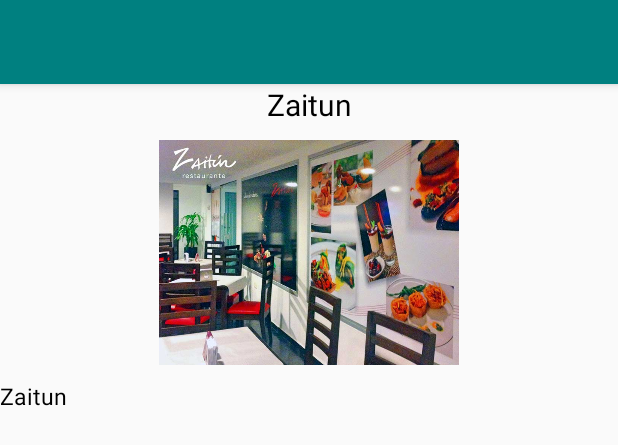
After one commit to HAMH96/SincelejoTour, an Android app: the layout activity_info.xml on its own in the app's theme, with its tools: preview values and no code run, on a phone screen of 412 x 824 dp. The commit adds this screen. Shown: the top 445 px of the screen. Run offline under Robolectric (Android 15) with nearby library versions, the phone set to English and light mode, and no system bars.

Commit message:
- Item checking in Navigation Drawer - Info in list items added - Place Info activity added (full content missing)

```diff
--- a/app/src/main/AndroidManifest.xml
+++ b/app/src/main/AndroidManifest.xml
@@ -59,6 +59,10 @@
             android:name=".RestaurantsActivity"
             android:theme="@style/AppTheme.NoActionBar">
         </activity>
+        <activity
+            android:name=".InfoActivity"
+            android:theme="@style/AppTheme.NoActionBar">
+        </activity>
     </application>
 
 </manifest>
--- a/app/src/main/java/com/example/humor/sincelejotour/MainActivity.java
+++ b/app/src/main/java/com/example/humor/sincelejotour/MainActivity.java
@@ -18,6 +18,8 @@ public class MainActivity extends DrawerActivity {
         super.onCreate(savedInstanceState);
         data = getIntent().getExtras();
         setContentView(R.layout.activity_main);
+        MenuItem item = navigationView.getMenu().getItem(0);
+        item.setChecked(true);
         //username = data.getString("username");
         //email = data.getString("email");
 }
--- a/app/src/main/java/com/example/humor/sincelejotour/ProfileActivity.java
+++ b/app/src/main/java/com/example/humor/sincelejotour/ProfileActivity.java
@@ -30,6 +30,9 @@ public class ProfileActivity extends DrawerActivity {
         //email = data.getString("correo");
         userI.setText(username);
         emailI.setText(email);
+        getSupportActionBar().setTitle(R.string.miPerfil);
+        MenuItem item = navigationView.getMenu().getItem(4);
+        item.setChecked(true);
     }
 
     /*@Override
@@ -94,7 +97,6 @@ public class ProfileActivity extends DrawerActivity {
         // Handle navigation view item clicks here.
 
         int id = item.getItemId();
-
         Intent intent;
         switch(id){
             case R.id.nav_bars:
--- /dev/null
+++ b/app/src/main/res/layout/activity_info.xml
@@ -0,0 +1,48 @@
+<?xml version="1.0" encoding="utf-8"?>
+<LinearLayout xmlns:android="http://schemas.android.com/apk/res/android"
+    xmlns:tools="http://schemas.android.com/tools"
+    xmlns:app="http://schemas.android.com/apk/res-auto"
+    android:id="@+id/activity_profile"
+    android:layout_width="match_parent"
+    android:layout_height="match_parent"
+    tools:context="com.example.humor.sincelejotour.InfoActivity"
+    android:orientation="vertical">
+
+    <android.support.v7.widget.Toolbar
+        android:id="@+id/toolbar"
+        android:layout_width="match_parent"
+        android:layout_height="?actionBarSize"
+        android:background="@color/teal"
+        android:elevation="4dp"
+        android:popupTheme="@style/ThemeOverlay.AppCompat.Light"
+        app:theme="@style/ToolbarTheme"/>
+
+        <TextView
+            android:layout_width="match_parent"
+            android:layout_height="wrap_content"
+            android:text="@string/rest1"
+            android:textSize="20sp"
+            android:textColor="@color/black"
+            android:textAlignment="center"
+            android:paddingBottom="10dp"
+            android:id="@+id/titleInfo"/>
+
+        <ImageView
+            android:layout_width="match_parent"
+            android:layout_height="150dp"
+            android:src="@drawable/zaitun"
+            android:id="@+id/imageInfo"/>
+
+        <Space
+            android:layout_width="match_parent"
+            android:layout_height="10dp"/>
+
+
+        <TextView
+            android:layout_width="match_parent"
+            android:layout_height="wrap_content"
+            android:textSize="15sp"
+            android:textColor="@color/black"
+            android:text="@string/rest1"
+            android:id="@+id/descrInfo"/>
+</LinearLayout>
--- a/app/src/main/res/layout/list_view_item.xml
+++ b/app/src/main/res/layout/list_view_item.xml
@@ -23,7 +23,7 @@
             android:id="@+id/nameItem"
             android:layout_width="wrap_content"
             android:layout_height="wrap_content"
-            android:text="@string/zaitun"
+            android:text="@string/rest1"
             android:textColor="@color/black"
             android:textSize="20sp" />
 
--- a/app/src/main/res/values/styles.xml
+++ b/app/src/main/res/values/styles.xml
@@ -15,7 +15,7 @@
 
     <style name="AppTheme.AppBarOverlay" parent="ThemeOverlay.AppCompat.Dark.ActionBar" />
 
-    <style name="AppTheme.PopupOverlay" parent="ThemeOverlay.AppCompat.Light" />
+    <style name="AppTheme.PopupOverlay" parent="ThemeOverlay.AppCompat.Light"/>
 
     <style name="ToolbarTheme" parent="AppTheme">
         <item name="android:textColorPrimary">@android:color/white</item>
```
Also changed, not shown: app/src/main/java/com/example/humor/sincelejotour/BarsActivity.java (+10 -4 lines), app/src/main/java/com/example/humor/sincelejotour/HotelsActivity.java (+10 -4 lines), app/src/main/java/com/example/humor/sincelejotour/InfoActivity.java (added, +127 -0 lines), app/src/main/java/com/example/humor/sincelejotour/ListaActivity.java (+9 -9 lines), app/src/main/java/com/example/humor/sincelejotour/RestaurantsActivity.java (+10 -4 lines), app/src/main/res/layout/activity_profile.xml (+21 -19 lines), app/src/main/res/values/strings.xml (+20 -3 lines), 1 other file.
